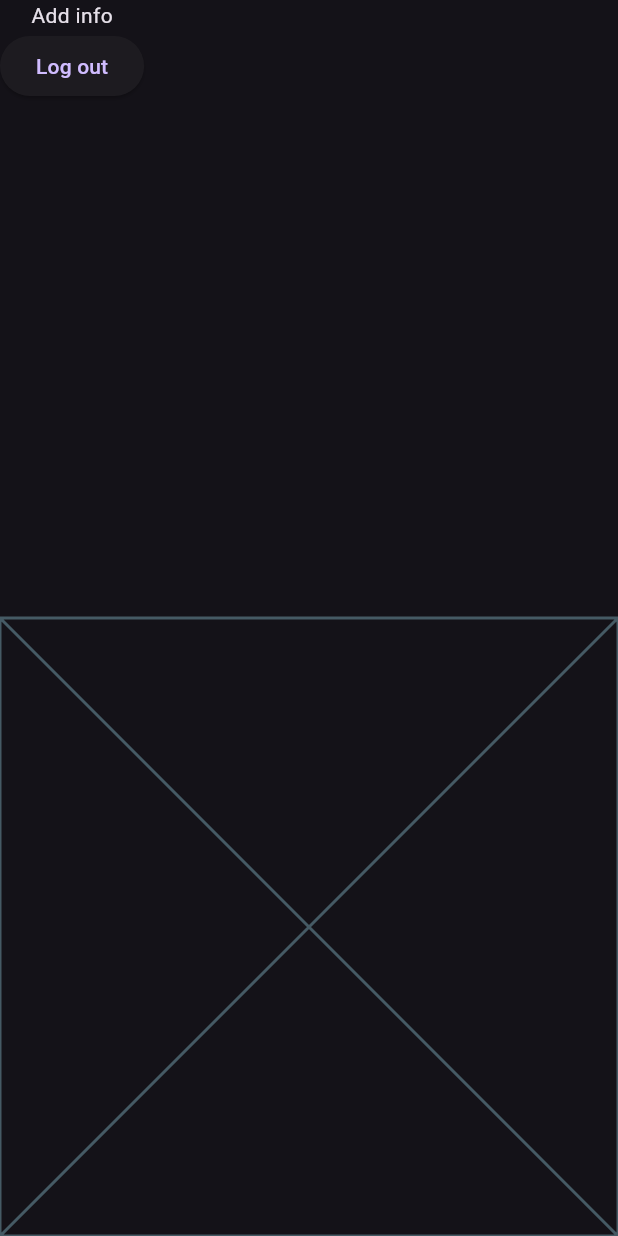
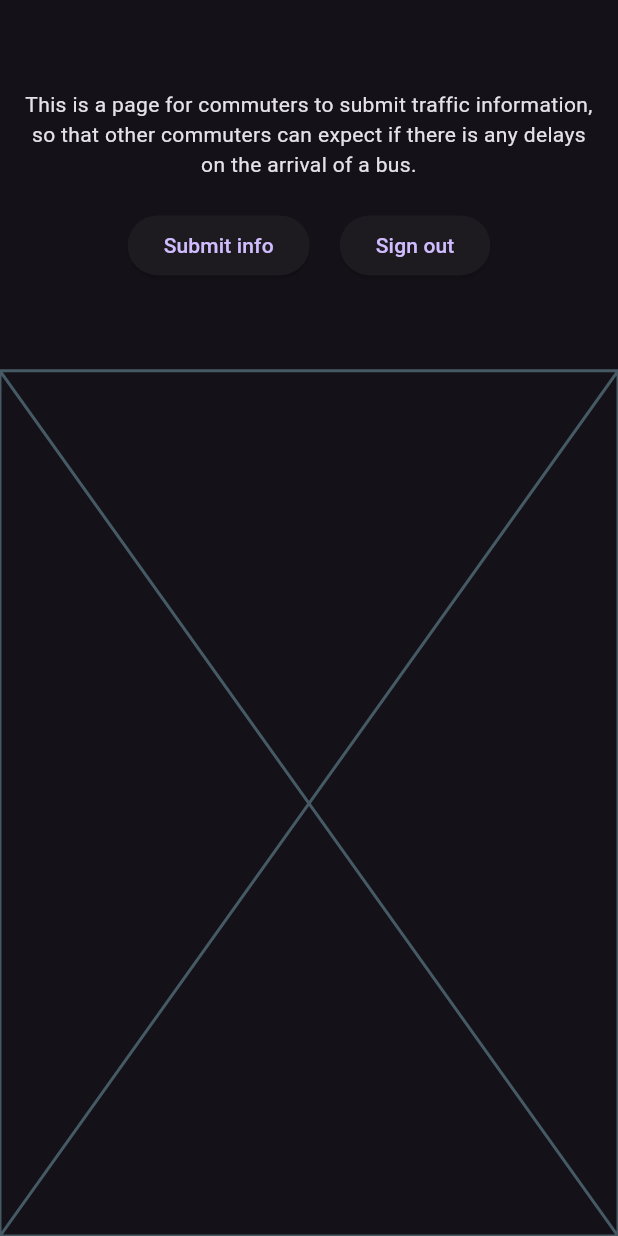
Before and after one commit to weareblahs/bus_mob, a Flutter app: the RoadLandingScreen screen opened directly, on a phone screen of 412 x 824 dp. Run offline on Flutter 3.47's test engine with Material 3 defaults, Android fonts, the phone set to English and light mode, and no system bars; our stand-ins replace flutter_dotenv, go_router, google_sign_in, hive_flutter, supabase_flutter; missing offline and left inert: gtfs_realtime_bindings, maps_launcher, osm_nominatim, restart_app; accounts and stored records are empty; network calls fail.

Commit message:
initialize submit information wizard screens

```diff
--- a/lib/data/navigation/navigation.dart
+++ b/lib/data/navigation/navigation.dart
@@ -1,4 +1,8 @@
 import 'package:bus_mob/data/container/tab_container.dart';
+import 'package:bus_mob/data/road_status_screens/add_info_wizard/confirm_selection.dart';
+import 'package:bus_mob/data/road_status_screens/add_info_wizard/select_route.dart';
+import 'package:bus_mob/data/road_status_screens/add_info_wizard/select_stations.dart';
+import 'package:bus_mob/data/road_status_screens/add_info_wizard/select_type.dart';
 import 'package:bus_mob/data/screens/provider_selection.dart';
 import 'package:go_router/go_router.dart';
 import 'package:hive_flutter/adapters.dart';
@@ -17,5 +21,28 @@ var navigation = GoRouter(
                   ? ProviderSelectionScreen()
                   : TabContainer(),
     ),
+
+    // add info wizard screens
+    // this wizard has 4 steps, while the path is '/addInfo/(STEP_NUMBER)'
+    GoRoute(
+      name: 'selectRoute',
+      path: '/addInfo/1',
+      builder: (context, state) => SelectRouteScreen(),
+    ),
+    GoRoute(
+      name: 'selectStations',
+      path: '/addInfo/2',
+      builder: (context, state) => SelectStationsScreen(),
+    ),
+    GoRoute(
+      name: 'selectType',
+      path: '/addInfo/3',
+      builder: (context, state) => SelectTypeScreen(),
+    ),
+    GoRoute(
+      name: 'confirmSelection',
+      path: '/addInfo/4',
+      builder: (context, state) => ConfirmSelectionScreen(),
+    ),
   ],
 );
--- a/lib/data/road_status_screens/add_info_landing.dart
+++ b/lib/data/road_status_screens/add_info_landing.dart
@@ -1,3 +1,4 @@
+import 'package:bus_mob/utils/variables.dart';
 import 'package:flutter/material.dart';
 import 'package:supabase_flutter/supabase_flutter.dart';
 
@@ -17,11 +18,30 @@ class _AddInfoSectionState extends State<AddInfoSection> {
   @override
   Widget build(BuildContext context) {
     return Scaffold(
-      body: Column(
-        children: [
-          const Text("Add info"),
-          ElevatedButton(onPressed: _signOut, child: const Text("Log out")),
-        ],
+      body: Padding(
+        padding: const EdgeInsets.all(12),
+        child: Column(
+          mainAxisAlignment: MainAxisAlignment.center,
+          crossAxisAlignment: CrossAxisAlignment.center,
+          children: [
+            Text(roadStatusText, textAlign: TextAlign.center),
+            SizedBox(height: 20),
+            Row(
+              mainAxisAlignment: MainAxisAlignment.center,
+              crossAxisAlignment: CrossAxisAlignment.center,
+              children: [
+                ElevatedButton(
+                  onPressed: () {
+                    print("Add button");
+                  },
+                  child: Text("Submit info"),
+                ),
+                SizedBox(width: 20),
+                ElevatedButton(onPressed: _signOut, child: Text("Sign out")),
+              ],
+            ),
+          ],
+        ),
       ),
     );
   }
--- a/lib/data/screens/road_landing_screen.dart
+++ b/lib/data/screens/road_landing_screen.dart
@@ -19,6 +19,7 @@ class _RoadLandingScreenState extends State<RoadLandingScreen> {
       body: Column(
         children: [
           Expanded(
+            flex: 3,
             child: StreamBuilder<AuthState>(
               stream: supabase.auth.onAuthStateChange,
               builder: (context, snapshot) {
@@ -33,7 +34,7 @@ class _RoadLandingScreenState extends State<RoadLandingScreen> {
               },
             ),
           ),
-          const Expanded(child: Placeholder()),
+          const Expanded(flex: 7, child: Placeholder()),
         ],
       ),
     );
--- a/lib/main.dart
+++ b/lib/main.dart
@@ -13,7 +13,6 @@ void main() async {
   );
   // initialize hive config box if not initialized
   await Hive.openBox('busConfig');
-  final supabase = Supabase.instance.client;
   runApp(const MyApp());
 }
 
```
Also changed, not shown: lib/data/road_status_screens/add_info_wizard/confirm_selection.dart (added, +15 -0 lines), lib/data/road_status_screens/add_info_wizard/select_route.dart (added, +15 -0 lines), lib/data/road_status_screens/add_info_wizard/select_stations.dart (added, +15 -0 lines), lib/data/road_status_screens/add_info_wizard/select_type.dart (added, +15 -0 lines), lib/data/road_status_screens/login.dart (+1 -9 lines).
